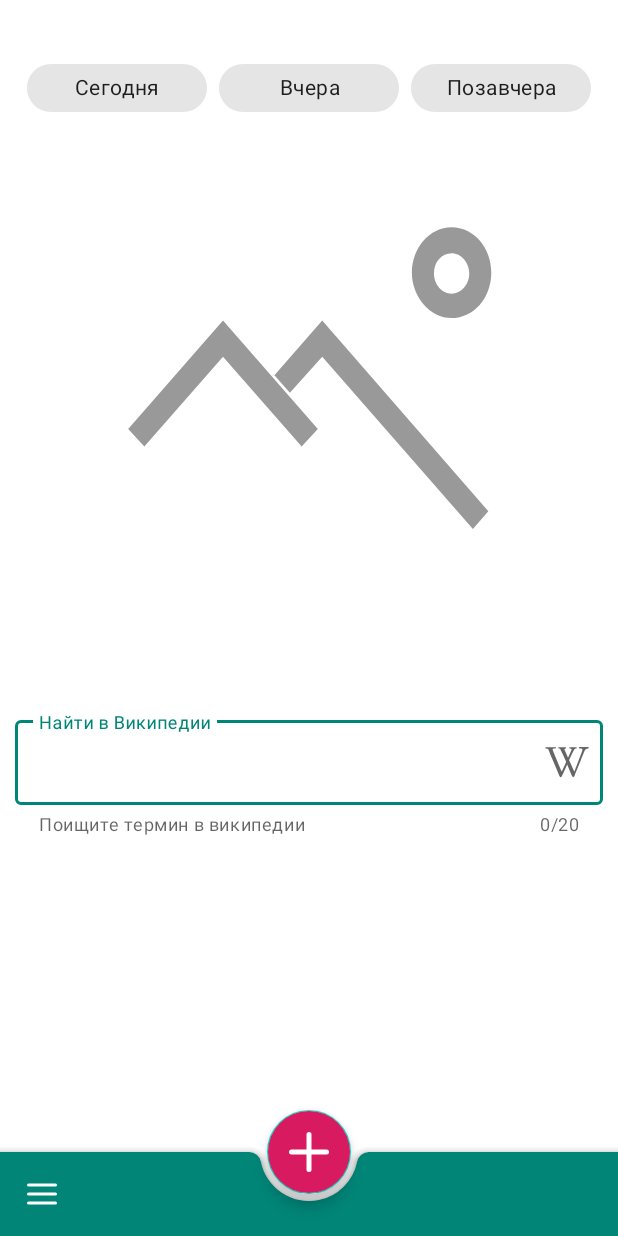
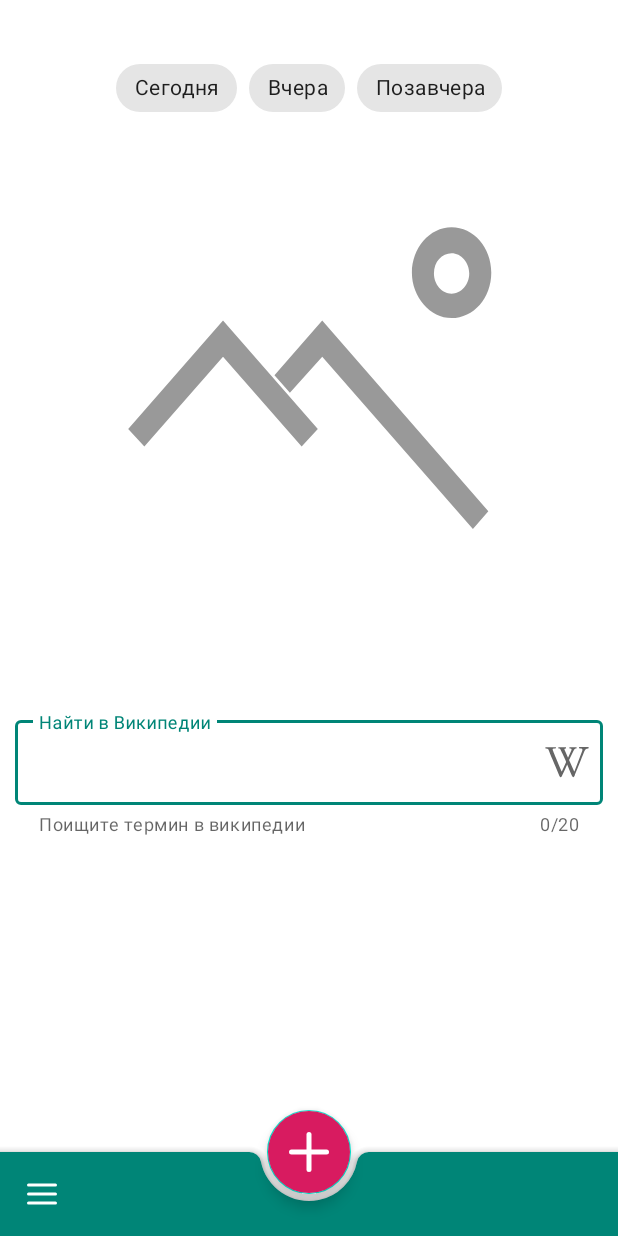
Before and after one commit to iBekas/MarsLandscapes, an Android app: the screen it shows after launch (MainActivity), on a phone screen of 412 x 824 dp. Run offline under Robolectric (Android 15) with nearby library versions, the phone set to English and light mode, and no system bars; 1 statement that could not run was skipped.

```diff
--- /dev/null
+++ b/app/src/main/java/space/picture/marslandscapes/model/Const.kt
@@ -0,0 +1,4 @@
+package space.picture.marslandscapes.model
+
+    const val NASA_API_URL = "https://api.nasa.gov/"
+    const val NASA_API_URL_END_POINTER = "planetary/apod"
--- a/app/src/main/res/layout/picture_of_the_day_fragment.xml
+++ b/app/src/main/res/layout/picture_of_the_day_fragment.xml
@@ -26,21 +26,21 @@
 
                 <com.google.android.material.chip.Chip
                     style="@style/Widget.MaterialComponents.Chip.Filter"
-                    android:layout_width="@dimen/chip_width"
+                    android:layout_width="match_parent"
                     android:layout_height="wrap_content"
                     android:textAlignment="center"
                     android:text="@string/chip_today"/>
 
                 <com.google.android.material.chip.Chip
                     style="@style/Widget.MaterialComponents.Chip.Filter"
-                    android:layout_width="@dimen/chip_width"
+                    android:layout_width="match_parent"
                     android:layout_height="wrap_content"
                     android:textAlignment="center"
                     android:text="@string/chip_yesterday" />
 
                 <com.google.android.material.chip.Chip
                     style="@style/Widget.MaterialComponents.Chip.Filter"
-                    android:layout_width="@dimen/chip_width"
+                    android:layout_width="match_parent"
                     android:layout_height="wrap_content"
                     android:textAlignment="center"
                     android:text="@string/chip_before_yesterday" />
--- a/app/src/main/res/values/dimens.xml
+++ b/app/src/main/res/values/dimens.xml
@@ -1,5 +1,5 @@
 <?xml version="1.0" encoding="utf-8"?>
 <resources>
     <dimen name="fab_size">40dp</dimen>
-    <dimen name="chip_width">120dp</dimen>
+    <dimen name="chip_width">115dp</dimen>
 </resources>
```
Also changed, not shown: app/build.gradle (+13 -0 lines), app/src/main/java/space/picture/marslandscapes/model/NasaDTO.kt (added, +16 -0 lines), app/src/main/java/space/picture/marslandscapes/model/PictureOfTheDayAPI.kt (added, +19 -0 lines), app/src/main/java/space/picture/marslandscapes/model/RemoteDataSource.kt (added, +23 -0 lines), 1 other file.
